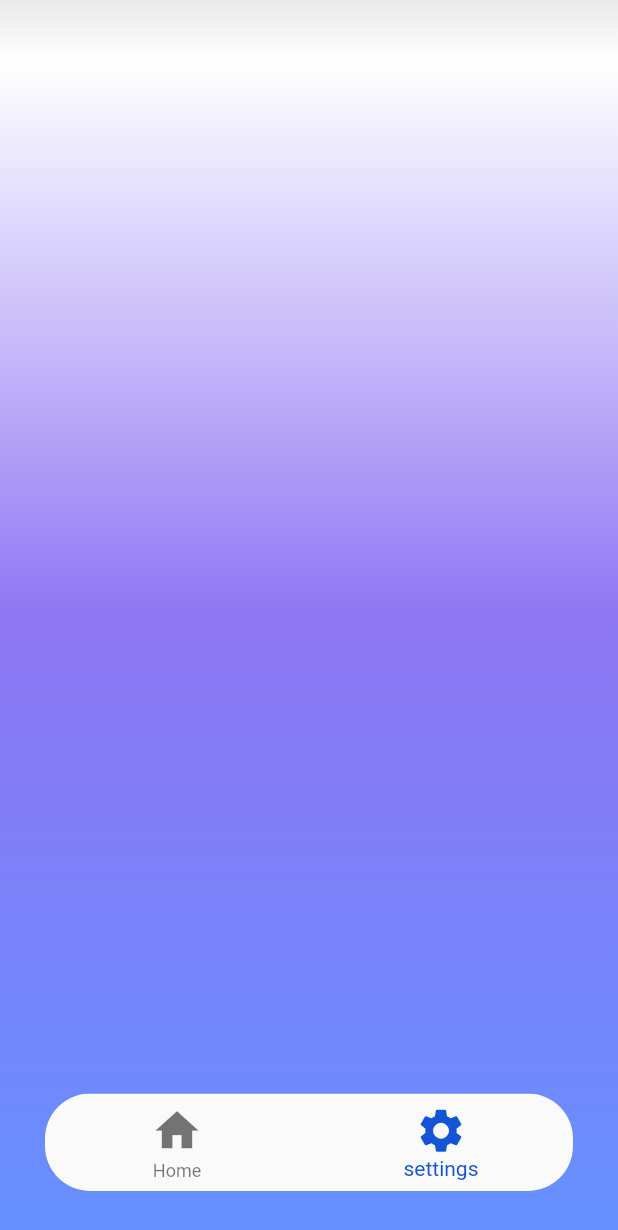
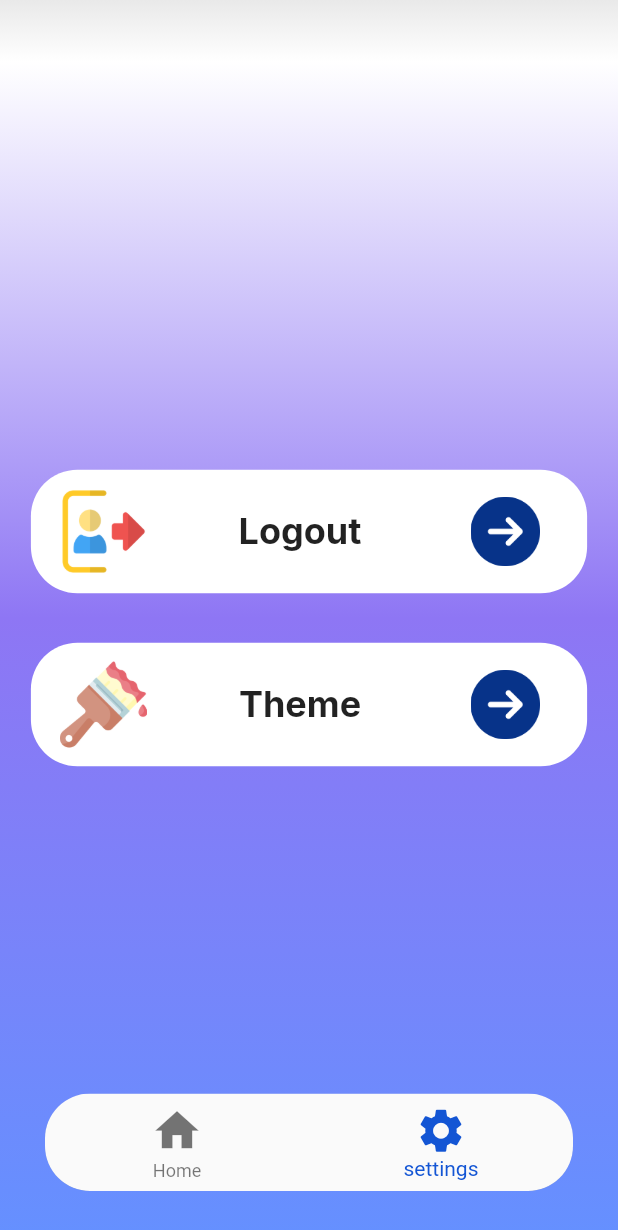
Before and after one commit to AzZaya0/Trn_app_Project2, a Flutter app: the screen it shows once a user with an empty profile is signed in, item 2 of the bottom bar chosen, on a phone screen of 412 x 824 dp. Shown: the top 1230 px of the screen. Run offline on Flutter 3.47's test engine with Material 2 defaults, Android fonts, the light colour scheme and no system bars; our stand-ins replace animated_splash_screen, cloud_firestore, firebase_auth, firebase_core, google_fonts, google_nav_bar and 3 more; accounts and stored records are empty; network calls fail.

Commit message:
new changes

```diff
--- /dev/null
+++ b/lib/pages/home/Elements/tiles.dart
@@ -0,0 +1,66 @@
+// ignore_for_file: public_member_api_docs, sort_constructors_first
+import 'package:flutter/material.dart';
+import 'package:google_fonts/google_fonts.dart';
+
+class MyTiles extends StatelessWidget {
+  double height;
+  double width;
+  String? preImage;
+  String? texts;
+  String? sufImaage;
+
+  MyTiles({
+    Key? key,
+    required this.height,
+    required this.width,
+    required this.preImage,
+    required this.texts,
+    required this.sufImaage,
+  }) : super(key: key);
+
+  @override
+  Widget build(BuildContext context) {
+    return InkWell(
+      onTap: () {},
+      child: Container(
+        height: height,
+        width: width,
+        decoration: BoxDecoration(
+          borderRadius: BorderRadius.circular(31),
+          color: Colors.white,
+        ),
+        child:
+            Row(mainAxisAlignment: MainAxisAlignment.spaceBetween, children: [
+          Padding(
+            padding: const EdgeInsets.all(12.0),
+            child: Container(
+              height: 73,
+              width: 73,
+              child: Image.asset(
+                preImage!,
+                height: 73,
+                width: 73,
+              ),
+            ),
+          ),
+          Text(
+            texts!,
+            style: GoogleFonts.inter(fontSize: 24, fontWeight: FontWeight.bold),
+          ),
+          Padding(
+            padding: const EdgeInsets.all(18.0),
+            child: Container(
+              height: 73,
+              width: 73,
+              child: Image.asset(
+                sufImaage!,
+                height: 47,
+                width: 47,
+              ),
+            ),
+          ),
+        ]),
+      ),
+    );
+  }
+}
--- a/lib/pages/home/Pages/settingPage.dart
+++ b/lib/pages/home/Pages/settingPage.dart
@@ -1,5 +1,8 @@
+import 'dart:io';
+
 import 'package:flutter/material.dart';
 import 'package:trn_project_2/Elements/FrameGrad.dart';
+import 'package:trn_project_2/pages/home/Elements/tiles.dart';
 
 class SettingPage extends StatefulWidget {
   const SettingPage({super.key});
@@ -12,11 +15,34 @@ class _SettingPageState extends State<SettingPage> {
   @override
   Widget build(BuildContext context) {
     return Scaffold(
-      body: LayoutBuilder(
-          builder: (context, Constraints) => Mygraient(
-              myheight: Constraints.maxHeight,
-              mywidth: Constraints.maxWidth,
-              wedg: Container())),
-    );
+        body: LayoutBuilder(
+      builder: (context, Constraints) => Mygraient(
+          myheight: Constraints.maxHeight,
+          mywidth: Constraints.maxWidth,
+          wedg: Center(
+            child: Container(
+              child: Column(
+                mainAxisAlignment: MainAxisAlignment.center,
+                children: [
+                  MyTiles(
+                      preImage: 'lib/assects/home/logout1.png',
+                      texts: 'Logout',
+                      sufImaage: 'lib/assects/home/Arrow.png',
+                      height: Constraints.maxHeight * 0.1,
+                      width: Constraints.maxWidth * 0.90),
+                  SizedBox(
+                    height: Constraints.maxHeight * 0.04,
+                  ),
+                  MyTiles(
+                      height: Constraints.maxHeight * 0.1,
+                      width: Constraints.maxWidth * 0.90,
+                      preImage: 'lib/assects/home/themes.png',
+                      texts: 'Theme',
+                      sufImaage: 'lib/assects/home/Arrow.png')
+                ],
+              ),
+            ),
+          )),
+    ));
   }
 }
--- a/pubspec.yaml
+++ b/pubspec.yaml
@@ -71,6 +71,7 @@ flutter:
   # To add assets to your application, add an assets section, like this:
   assets:
     - lib/assects/
+    - lib/assects/home/
 
   # An image asset can refer to one or more resolution-specific "variants", see
   # https://flutter.dev/assets-and-images/#resolution-aware
```
Also changed, not shown: lib/assects/home/Arrow.png (added), lib/assects/home/logout1.png (added), lib/assects/home/themes.png (added).
